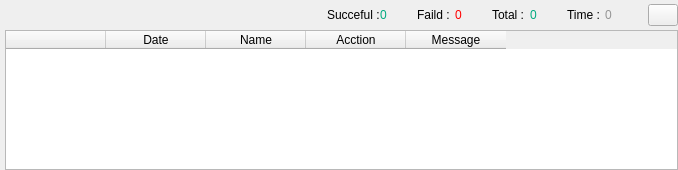
The window that ui/Public/Info.ui (kreemkhaled112/GUI) describes before a commit, drawn with Qt 5.
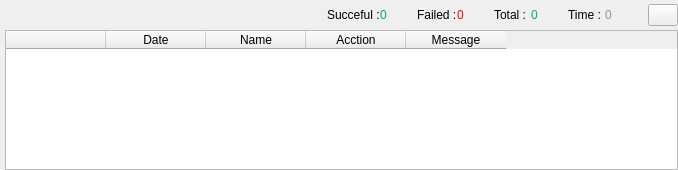
The same window after the commit. Icons and pictures are not drawn.

What changed in the file:
```diff
--- a/ui/Public/Info.ui
+++ b/ui/Public/Info.ui
@@ -165,7 +165,7 @@
             <item>
              <widget class="QLabel" name="label_28">
               <property name="text">
-               <string>Faild :</string>
+               <string>Failed :</string>
               </property>
              </widget>
             </item>
```
